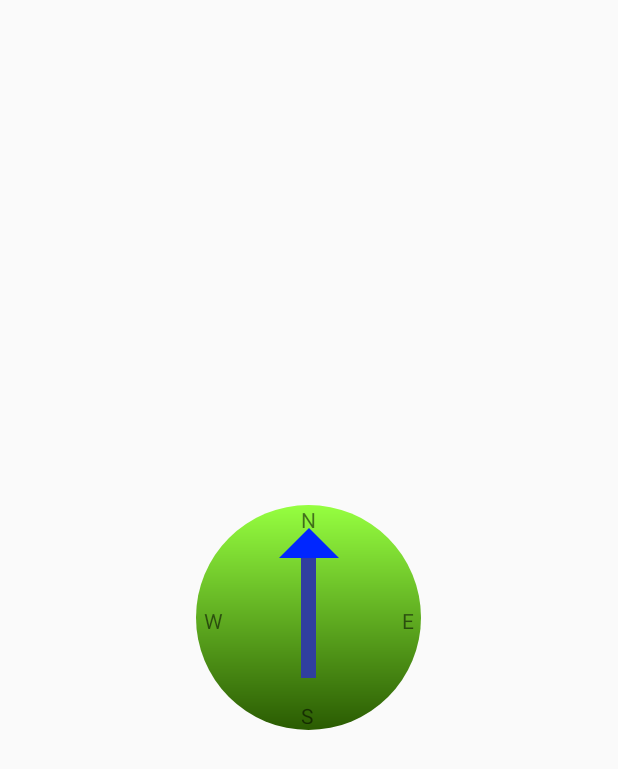
After one commit to richwandell/indoor-location, an Android app: the layout compassitem.xml on its own in the app's theme, with its tools: preview values and no code run, on a phone screen of 412 x 824 dp. The commit adds this screen. Shown: the top 769 px of the screen. Run offline under Robolectric (Android 15) with nearby library versions, the phone set to English and light mode, and no system bars.

Commit message:
better compass

```diff
--- /dev/null
+++ b/app/src/main/java/sam/richwandell/com/myapplication/Compass.java
@@ -0,0 +1,51 @@
+package sam.richwandell.com.myapplication;
+
+import android.content.Context;
+import android.graphics.Canvas;
+import android.graphics.Color;
+import android.graphics.Paint;
+import android.util.AttributeSet;
+import android.view.View;
+
+
+public class Compass extends View {
+    public static float azimuthInDegrees = 0;
+    Paint paint;
+
+    public Compass(Context context, AttributeSet attrs) {
+        super(context, attrs);
+        init();
+    }
+
+    public Compass(Context context, AttributeSet attrs, int defStyleAttr) {
+        super(context, attrs, defStyleAttr);
+        init();
+    }
+
+    public Compass(Context context, AttributeSet attrs, int defStyleAttr, int defStyleRes) {
+        super(context, attrs, defStyleAttr, defStyleRes);
+        init();
+    }
+
+    private void init(){
+        paint = new Paint(Paint.ANTI_ALIAS_FLAG);
+        paint.setColor(Color.BLACK);
+    }
+
+    @Override
+    public void onDraw(Canvas c){
+        super.onDraw(c);
+//        int height = c.getHeight();
+//        float radius = (float)height / .5f;
+//        float degrees = azimuthInDegrees;
+//
+//        float cx = getPivotX();
+//        float cy = getPivotY();
+//
+//        double x2 = cx + radius * Math.cos(degrees * Math.PI / 180);
+//        double y2 = cy + radius * Math.sin(degrees * Math.PI / 180);
+//
+//        c.drawLine(cx, cy,  0, 0, paint);
+//        invalidate();
+    }
+}
--- /dev/null
+++ b/app/src/main/res/drawable/circle.xml
@@ -0,0 +1,7 @@
+<?xml version="1.0" encoding="utf-8"?>
+<shape xmlns:android="http://schemas.android.com/apk/res/android" android:shape="oval">
+    <gradient
+        android:startColor="@color/colorAccentGradient"
+        android:endColor="@color/colorAccent"
+        android:angle="270" />
+</shape>
--- /dev/null
+++ b/app/src/main/res/drawable/square.xml
@@ -0,0 +1,4 @@
+<?xml version="1.0" encoding="utf-8"?>
+<shape xmlns:android="http://schemas.android.com/apk/res/android" android:shape="rectangle">
+    <solid android:color="@color/colorPrimaryDark"></solid>
+</shape>
--- /dev/null
+++ b/app/src/main/res/drawable/triangle.xml
@@ -0,0 +1,14 @@
+<?xml version="1.0" encoding="utf-8"?>
+<vector xmlns:android="http://schemas.android.com/apk/res/android"
+    android:height="100dp"
+    android:width="100dp"
+    android:viewportHeight="100"
+    android:viewportWidth="100" >
+    <group
+        android:name="triableGroup">
+        <path
+            android:name="triangle"
+            android:fillColor="#0026ff"
+            android:pathData="m 50,0 l 50,100 -100,0 z" />
+    </group>
+</vector>
--- a/app/src/main/res/layout/activity_main.xml
+++ b/app/src/main/res/layout/activity_main.xml
@@ -29,6 +29,8 @@
         android:layout_height="wrap_content"
         android:layout_gravity="bottom|end"
         android:layout_margin="@dimen/fab_margin"
-        android:src="@android:drawable/ic_dialog_email" />
+        android:src="@android:drawable/ic_dialog_map" />
+
+
 
 </android.support.design.widget.CoordinatorLayout>
--- /dev/null
+++ b/app/src/main/res/layout/compassitem.xml
@@ -0,0 +1,63 @@
+<?xml version="1.0" encoding="utf-8"?>
+<RelativeLayout xmlns:android="http://schemas.android.com/apk/res/android"
+    android:orientation="vertical"
+    android:id="@+id/compasscontainer"
+    android:layout_width="match_parent"
+    android:layout_height="match_parent"
+    android:alpha="1.5">
+
+    <sam.richwandell.com.myapplication.Compass android:layout_width="150dp"
+        android:layout_height="150dp"
+        android:background="@drawable/circle"
+        android:layout_centerVertical="true"
+        android:id="@+id/compass"
+        android:layout_centerHorizontal="true" />
+
+    <View
+        android:id="@+id/compassblock"
+        android:layout_centerVertical="true"
+        android:layout_centerHorizontal="true"
+        android:layout_width="10dp"
+        android:background="@drawable/square"
+        android:layout_height="80dp" />
+
+    <View
+        android:layout_centerInParent="true"
+        android:layout_above="@id/compassblock"
+        android:layout_width="40dp"
+        android:paddingBottom="100dp"
+        android:background="@drawable/triangle"
+        android:id="@+id/compasstriangle"
+        android:layout_height="20dp" />
+
+    <TextView
+        android:layout_centerInParent="true"
+        android:layout_above="@id/compasstriangle"
+        android:layout_width="10dp"
+        android:layout_height="15dp"
+        android:text="N" />
+
+    <TextView
+        android:layout_centerInParent="true"
+        android:layout_below="@id/compassblock"
+        android:layout_width="10dp"
+        android:layout_height="15dp"
+        android:layout_marginTop="15dp"
+        android:text="S" />
+
+    <TextView
+        android:layout_centerInParent="true"
+        android:layout_width="140dp"
+        android:layout_height="15dp"
+        android:text="W" />
+
+    <TextView
+        android:layout_centerInParent="true"
+        android:layout_width="140dp"
+        android:layout_height="15dp"
+        android:textAlignment="viewEnd"
+        android:text="E" />
+
+
+
+</RelativeLayout>
--- a/app/src/main/res/values/colors.xml
+++ b/app/src/main/res/values/colors.xml
@@ -2,5 +2,6 @@
 <resources>
     <color name="colorPrimary">#3F51B5</color>
     <color name="colorPrimaryDark">#303F9F</color>
-    <color name="colorAccent">#FF4081</color>
+    <color name="colorAccentGradient">#96ff40</color>
+    <color name="colorAccent">#2a5b02</color>
 </resources>
```
Also changed, not shown: app/src/main/java/sam/richwandell/com/myapplication/MainActivity.java (+46 -11 lines), app/src/main/res/layout/content_main.xml (+4 -4 lines).
